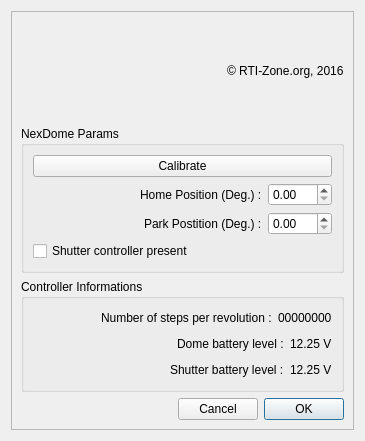
This is NexDome.ui in rpineau/NexDome as Qt 5 draws it before an edit. The edited form follows.
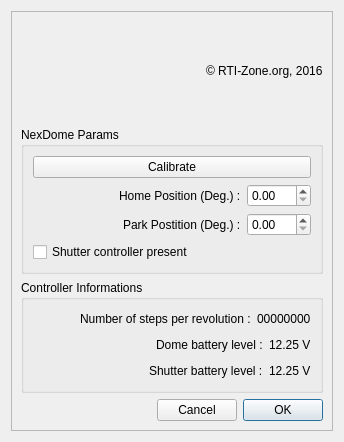
This is the edited form. Icons and pictures are not drawn. Custom widgets are drawn as their Qt base class.

Commit message: Restrict form size.

The edit to the form file:
```diff
--- a/NexDome.ui
+++ b/NexDome.ui
@@ -6,20 +6,20 @@
    <rect>
     <x>0</x>
     <y>0</y>
-    <width>365</width>
-    <height>441</height>
+    <width>344</width>
+    <height>442</height>
    </rect>
   </property>
   <property name="minimumSize">
    <size>
-    <width>0</width>
-    <height>0</height>
+    <width>344</width>
+    <height>442</height>
    </size>
   </property>
   <property name="maximumSize">
    <size>
-    <width>1024</width>
-    <height>768</height>
+    <width>344</width>
+    <height>442</height>
    </size>
   </property>
   <property name="windowTitle">
@@ -28,6 +28,18 @@
   <layout class="QVBoxLayout" name="verticalLayout_5">
    <item>
     <widget class="X2Form" name="X2Form">
+     <property name="minimumSize">
+      <size>
+       <width>0</width>
+       <height>0</height>
+      </size>
+     </property>
+     <property name="maximumSize">
+      <size>
+       <width>1024</width>
+       <height>768</height>
+      </size>
+     </property>
      <property name="frameShape">
       <enum>QFrame::StyledPanel</enum>
      </property>
```
Left out of the diff: 94 changed lines with no effect on the pictures. The commit also changes 1 other file.
